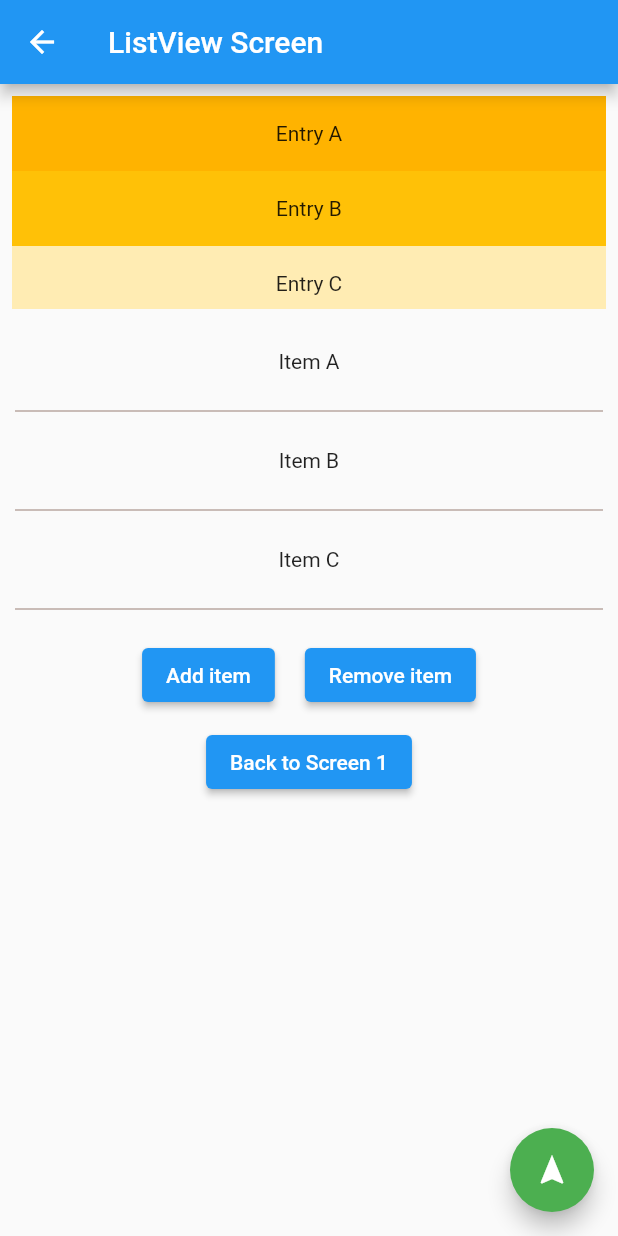
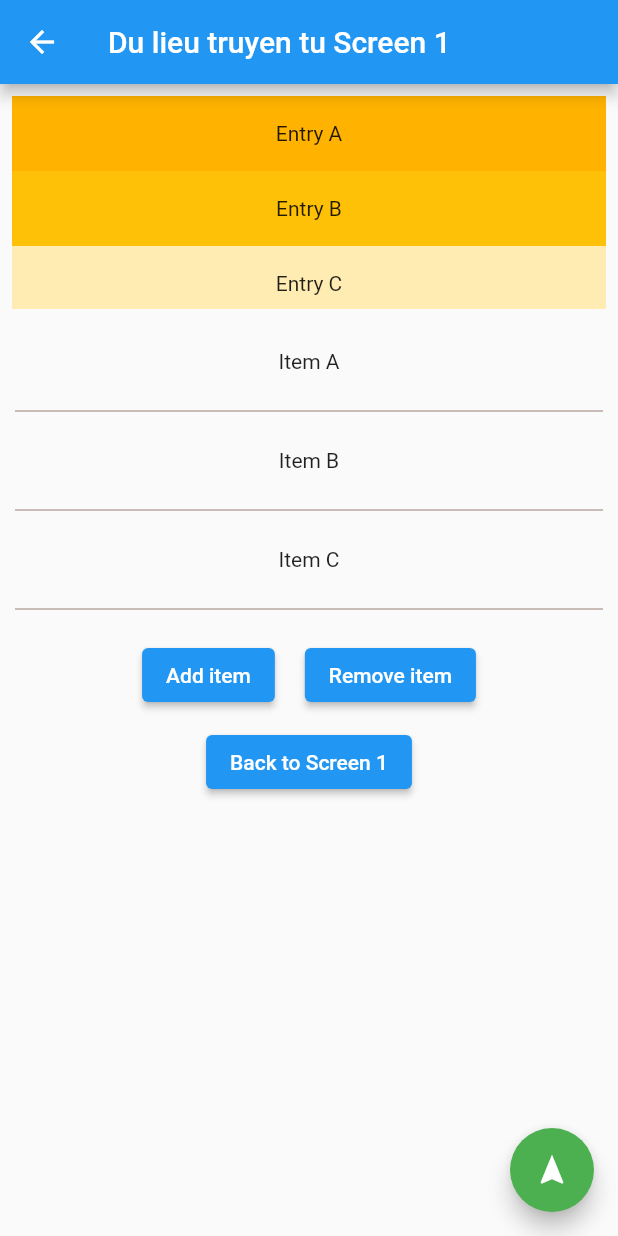
Before and after one commit to DuyLeHong/lesson3456_1, a Flutter app: the screen it shows after launch, after a tap on "Go to screen 2", on a phone screen of 412 x 824 dp. Run offline on Flutter 3.47's test engine with Material 2 defaults, Android fonts, the phone set to English and light mode, and no system bars.

Commit message:
add navigator

```diff
--- a/lib/lesson4_screen.dart
+++ b/lib/lesson4_screen.dart
@@ -96,7 +96,7 @@ class MyStatelessWidget extends StatelessWidget {
                     onPressed: () {
                       Navigator.push(context,
                           MaterialPageRoute(builder: (BuildContext context) {
-                        return ListViewScreen();
+                        return ListViewScreen('Du lieu truyen tu Screen 1');
                       }));
                     },
                     child: Text('Go to screen 2')),
--- a/lib/listview_screen.dart
+++ b/lib/listview_screen.dart
@@ -1,17 +1,29 @@
 import 'package:flutter/material.dart';
 
 class ListViewScreen extends StatefulWidget {
+
+  String _sData;
+
+  ListViewScreen(this._sData, {Key? key}) : super(key: key);
+
+  //ListViewScreen(String s);
+
   @override
-  State<ListViewScreen> createState() => _ListViewScreenState();
+  State<ListViewScreen> createState() => _ListViewScreenState(_sData);
 }
 
 class _ListViewScreenState extends State<ListViewScreen> {
+
+  String _sData;
+
+  _ListViewScreenState(this._sData);
+
   @override
   Widget build(BuildContext context) {
     // TODO: implement build
     return Scaffold(
       appBar: AppBar(
-        title: const Text('ListView Screen'),
+        title: Text(_sData),
       ),
       body: SafeArea(
         child: Column(
```
